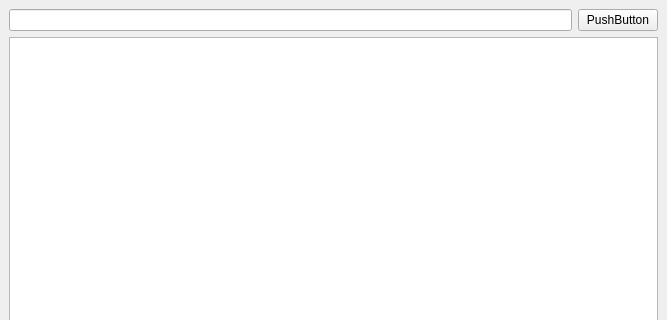
Before: the Qt Designer form src/pencil_mob_server.ui in Kracav4ik/pencil_mob, drawn with Qt 5; both pictures show x 0 to 667 and y 0 to 320 of the 667 by 501 pixel window.
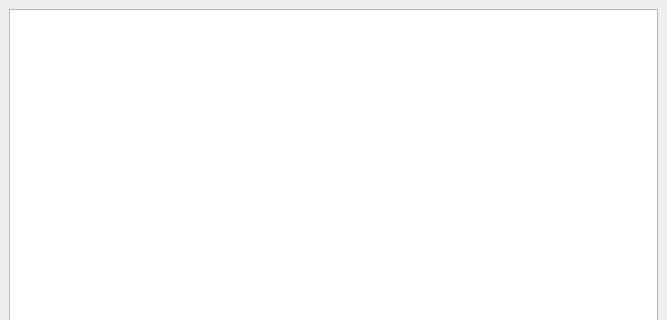
After: the same form once the commit is applied.

Commit message: Client-server chat

Patch:
```diff
--- a/src/pencil_mob_server.ui
+++ b/src/pencil_mob_server.ui
@@ -16,21 +16,11 @@
   <widget class="QWidget" name="centralwidget">
    <layout class="QVBoxLayout" name="verticalLayout">
     <item>
-     <layout class="QHBoxLayout" name="horizontalLayout">
-      <item>
-       <widget class="QLineEdit" name="lineEdit"/>
-      </item>
-      <item>
-       <widget class="QPushButton" name="pushButton">
-        <property name="text">
-         <string>PushButton</string>
-        </property>
-       </widget>
-      </item>
-     </layout>
-    </item>
-    <item>
-     <widget class="QTextEdit" name="textEdit"/>
+     <widget class="QTextEdit" name="textEdit">
+      <property name="readOnly">
+       <bool>true</bool>
+      </property>
+     </widget>
     </item>
    </layout>
   </widget>
```
Left out of the diff: 19 changed lines with no effect on the pictures. The commit also changes 5 other files.
